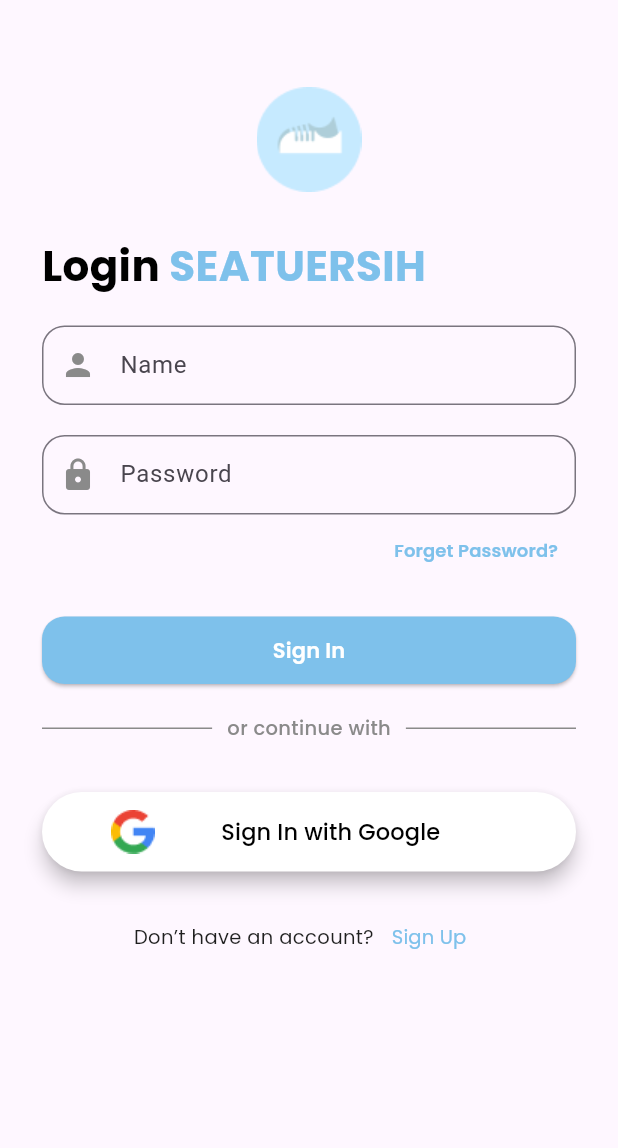
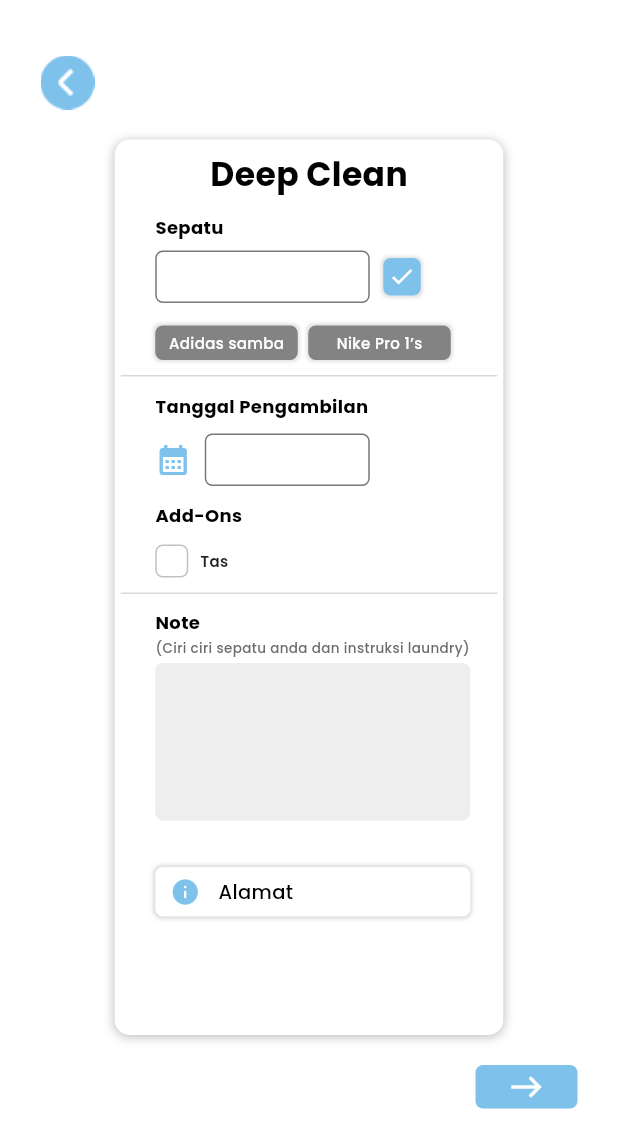
Before and after one commit to bawwaz/SeatuErsih, a Flutter app: the screen it shows after launch, on a phone screen of 412 x 824 dp. Shown: the top 1148 px of the screen. Run offline on Flutter 3.47's test engine with Material 3 defaults, Android fonts, the phone set to English and light mode, and no system bars; our stand-ins replace get, google_fonts; missing offline and left inert: dart:ffi.

Commit message:
style [DNA] add order booking deep page

```diff
--- a/analysis_options.yaml
+++ b/analysis_options.yaml
@@ -7,7 +7,7 @@
 
 # The following line activates a set of recommended lints for Flutter apps,
 # packages, and plugins designed to encourage good coding practices.
-include: package:flutter_lints/flutter.yaml
+# include: package:flutter_lints/flutter.yaml
 
 linter:
   # The lint rules applied to this project can be customized in the
--- a/lib/main.dart
+++ b/lib/main.dart
@@ -2,11 +2,6 @@ import 'package:flutter/material.dart';
 import 'package:get/get.dart';
 import 'package:seatu_ersih/view/HomepageView.dart';
 import 'routes/routes.dart';
-import 'package:seatu_ersih/view/login_page/LoginpageView.dart';
-import 'package:seatu_ersih/view/register_page/RegisterviewPage.dart';
-import 'package:seatu_ersih/view/splash_screen/splash_screen_view.dart';
-import 'widget/Homepage/HomepageBar.dart';
-import 'view/HomepageView.dart';
 
 void main() {
   runApp(const MyApp());
@@ -21,7 +16,7 @@ class MyApp extends StatelessWidget {
     return GetMaterialApp(
       title: 'Flutter Demo',
       debugShowCheckedModeBanner: false,
-      initialRoute: Routes.login,
+      initialRoute: Routes.orderbookingdeep,
       getPages: Routes.pages,
       theme: ThemeData(
         colorScheme: ColorScheme.fromSeed(seedColor: Colors.deepPurple),
--- a/lib/routes/routes.dart
+++ b/lib/routes/routes.dart
@@ -1,6 +1,7 @@
 import 'package:get/get.dart';
 import 'package:seatu_ersih/view/HomepageView.dart';
 import 'package:seatu_ersih/view/login_page/LoginpageView.dart';
+import 'package:seatu_ersih/view/order_booking_deep/order_booking_deep_view.dart';
 import 'package:seatu_ersih/view/profile_page/profileView.dart';
 import 'package:seatu_ersih/view/register_page/RegisterviewPage.dart';
 
@@ -9,11 +10,13 @@ class Routes {
   static String login = '/log';
   static String regis = '/regis';
   static String profile = '/profile';
+  static String orderbookingdeep = '/orderdeep';
 
   static List<GetPage> pages = [
     GetPage(name: home, page: () => HomePage()),
     GetPage(name: login, page: () => LoginPage()),
     GetPage(name: regis, page: () => Registerpage()),
     GetPage(name: profile, page: ()=> ProfilePage()),
+    GetPage(name: orderbookingdeep, page: ()=> OrderBookingDeepView()),
   ];
 }
--- a/lib/themes/fonts.dart
+++ b/lib/themes/fonts.dart
@@ -1,5 +1,4 @@
 import 'package:flutter/material.dart';
-import 'package:flutter/widgets.dart';
 import 'package:google_fonts/google_fonts.dart';
 
 class Fonts {
--- a/lib/view/HomepageView.dart
+++ b/lib/view/HomepageView.dart
@@ -1,10 +1,8 @@
 import 'package:flutter/material.dart';
 import 'package:get/get.dart';
 import 'package:seatu_ersih/themes/colors.dart';
-import 'package:seatu_ersih/widget/Homepage/HomepageBar.dart';
 import 'package:seatu_ersih/widget/Homepage/HomepageBody.dart';
 import 'package:seatu_ersih/routes/routes.dart';
-import 'package:seatu_ersih/widget/Homepage/ProductsContainer.dart';
 
 class HomePage extends StatelessWidget {
   const HomePage({Key? key});
--- /dev/null
+++ b/lib/view/order_booking_deep/order_booking_deep_controller.dart
@@ -0,0 +1,5 @@
+import 'package:get/get.dart';
+
+class OrderBookingDeepController extends GetxController {
+  var checked = false.obs;
+}
--- /dev/null
+++ b/lib/view/order_booking_deep/order_booking_deep_view.dart
@@ -0,0 +1,433 @@
+import 'dart:ffi';
+import 'package:flutter/material.dart';
+import 'package:get/get.dart';
+import 'package:get/get_core/src/get_main.dart';
+import 'package:get/get_state_manager/src/rx_flutter/rx_obx_widget.dart';
+import 'package:google_fonts/google_fonts.dart';
+import 'package:seatu_ersih/view/order_booking_deep/order_booking_deep_controller.dart';
+
+class OrderBookingDeepView extends StatelessWidget {
+  const OrderBookingDeepView({super.key});
+
+  @override
+  Widget build(BuildContext context) {
+    final controller = Get.put(OrderBookingDeepController());
+    return Scaffold(
+      backgroundColor: Color(0xFFFFFFFF),
+      body: Container(
+        margin: EdgeInsets.all(27),
+        child: SingleChildScrollView(
+          child: Column(
+            crossAxisAlignment: CrossAxisAlignment.start,
+            children: [
+              Padding(
+                padding: const EdgeInsets.only(top: 10),
+                child: Image.asset("assets/img/angle-circle-right 1.png"),
+              ),
+              Padding(
+                padding: const EdgeInsets.only(top: 20),
+                child: Center(
+                  child: Stack(
+                    alignment: Alignment.topCenter,
+                    children: [
+                      Container(
+                        width: 259,
+                        height: 597,
+                        decoration: BoxDecoration(
+                          color: Color(0xFFFFFFFF),
+                          borderRadius: BorderRadius.all(Radius.circular(10)),
+                          boxShadow: [
+                            BoxShadow(
+                              color: Colors.black26,
+                              blurRadius: 5,
+                              offset: Offset(0, 1),
+                            ),
+                          ],
+                        ),
+                        child: Padding(
+                          padding: const EdgeInsets.only(top: 50),
+                          child: Column(
+                            crossAxisAlignment: CrossAxisAlignment.start,
+                            children: [
+                              Padding(
+                                padding: const EdgeInsets.only(left: 27),
+                                child: Text(
+                                  "Sepatu",
+                                  style: GoogleFonts.poppins(
+                                    color: Color(0xFF000000),
+                                    fontWeight: FontWeight.bold,
+                                    fontSize: 12,
+                                  ),
+                                ),
+                              ),
+                              SizedBox(
+                                height: 7,
+                              ),
+                              Row(
+                                children: [
+                                  SizedBox(
+                                    width: 170,
+                                    height: 35,
+                                    child: Padding(
+                                      padding: const EdgeInsets.only(left: 27),
+                                      child: TextField(
+                                        decoration: InputDecoration(
+                                          border: OutlineInputBorder(
+                                            borderRadius:
+                                                BorderRadius.circular(5),
+                                          ),
+                                        ),
+                                      ),
+                                    ),
+                                  ),
+                                  SizedBox(
+                                    width: 9,
+                                  ),
+                                  Container(
+                                    width: 25,
+                                    height: 25,
+                                    decoration: BoxDecoration(
+                                      color: Color(0xFF7EC1EB),
+                                      borderRadius: BorderRadius.circular(5),
+                                      boxShadow: [
+                                        BoxShadow(
+                                          color: Colors.black.withOpacity(0.1),
+                                          spreadRadius: 1.2,
+                                          blurRadius: 1,
+                                        ),
+                                      ],
+                                    ),
+                                    child: Icon(
+                                      Icons.check,
+                                      color: Colors.white,
+                                      size: 18,
+                                    ),
+                                  ),
+                                ],
+                              ),
+                              SizedBox(
+                                height: 15,
+                              ),
+                              Row(
+                                children: [
+                                  Padding(
+                                    padding: const EdgeInsets.only(left: 27),
+                                    child: Container(
+                                      width: 95,
+                                      height: 23,
+                                      decoration: BoxDecoration(
+                                        color: Color(0xFF838383),
+                                        borderRadius: BorderRadius.circular(5),
+                                        boxShadow: [
+                                          BoxShadow(
+                                            color:
+                                                Colors.black.withOpacity(0.1),
+                                            spreadRadius: 1.2,
+                                            blurRadius: 1,
+                                          ),
+                                        ],
+                                      ),
+                                      child: Center(
+                                        child: Text(
+                                          "Adidas samba",
+                                          style: GoogleFonts.poppins(
+                                            color: Color(0xFFFFFFFF),
+                                            fontWeight: FontWeight.w500,
+                                            fontSize: 10,
+                                          ),
+                                        ),
+                                      ),
+                                    ),
+                                  ),
+                                  SizedBox(
+                                    width: 7,
+                                  ),
+                                  Container(
+                                    width: 95,
+                                    height: 23,
+                                    decoration: BoxDecoration(
+                                      color: Color(0xFF838383),
+                                      borderRadius: BorderRadius.circular(5),
+                                      boxShadow: [
+                                        BoxShadow(
+                                          color: Colors.black.withOpacity(0.1),
+                                          spreadRadius: 1.2,
+                                          blurRadius: 1,
+                                        ),
+                                      ],
+                                    ),
+                                    child: Center(
+                                      child: Text(
+                                        "Nike Pro 1’s",
+                                        style: GoogleFonts.poppins(
+                                          color: Color(0xFFFFFFFF),
+                                          fontWeight: FontWeight.w500,
+                                          fontSize: 10,
+                                        ),
+                                      ),
+                                    ),
+                                  ),
+                                ],
+                              ),
+                              Center(
+                                child: Padding(
+                                  padding: const EdgeInsets.only(top: 10),
+                                  child: Container(
+                                    width: 251,
+                                    height: 1,
+                                    decoration: BoxDecoration(
+                                      color: Color(0xFFD9D9D9),
+                                    ),
+                                  ),
+                                ),
+                              ),
+                              Padding(
+                                padding:
+                                    const EdgeInsets.only(left: 27, top: 11),
+                                child: Text(
+                                  "Tanggal Pengambilan",
+                                  style: GoogleFonts.poppins(
+                                    color: Color(0xFF000000),
+                                    fontWeight: FontWeight.bold,
+                                    fontSize: 12,
+                                  ),
+                                ),
+                              ),
+                              Padding(
+                                padding:
+                                    const EdgeInsets.only(left: 27, top: 10),
+                                child: Row(
+                                  children: [
+                                    Icon(
+                                      Icons.calendar_month,
+                                      color: Color(0xFF7EC1EB),
+                                    ),
+                                    SizedBox(
+                                      width: 9,
+                                    ),
+                                    SizedBox(
+                                      width: 110,
+                                      height: 35,
+                                      child: TextField(
+                                        decoration: InputDecoration(
+                                          border: OutlineInputBorder(
+                                            borderRadius:
+                                                BorderRadius.circular(5),
+                                          ),
+                                        ),
+                                      ),
+                                    ),
+                                  ],
+                                ),
+                              ),
+                              Padding(
+                                padding:
+                                    const EdgeInsets.only(left: 27, top: 11),
+                                child: Text(
+                                  "Add-Ons",
+                                  style: GoogleFonts.poppins(
+                                    color: Color(0xFF000000),
+                                    fontWeight: FontWeight.bold,
+                                    fontSize: 12,
+                                  ),
+                                ),
+                              ),
+                              SizedBox(
+                                height: 11,
+                              ),
+                              Padding(
+                                padding: const EdgeInsets.only(left: 27),
+                                child: Row(
+                                  children: [
+                                    Obx(() => GestureDetector(
+                                          onTap: () =>
+                                              controller.checked.value =
+                                                  !controller.checked.value,
+                                          child: Container(
+                                            alignment: Alignment.center,
+                                            decoration: BoxDecoration(
+                                                border: Border.all(
+                                                    width: 1,
+                                                    color: Color(0xFFC1C1C1)),
+                                                borderRadius:
+                                                    BorderRadius.circular(5),
+                                                color: controller.checked.value
+                                                    ? Color(0xFF7EC1EB)
+                                                    : Colors.transparent),
+                                            child: controller.checked.value
+                                                ? Icon(
+                                                    Icons.check,
+                                                    size: 18,
+                                                    color: Colors.white,
+                                                  )
+                                                : SizedBox(
+                                                    height: 20,
+                                                    width: 20,
+                                                  ),
+                                          ),
+                                        )),
+                                    Expanded(
+                                      child: Container(
+                                        width: 290,
+                                        margin: EdgeInsets.only(left: 8),
+                                        child: Text(
+                                          "Tas",
+                                          style: GoogleFonts.poppins(
+                                            color: Color(0xFF1F1F1F),
+                                            fontWeight: FontWeight.w600,
+                                            fontSize: 10,
+                                          ),
+                                        ),
+                                      ),
+                                    ),
+                                  ],
+                                ),
+                              ),
+                              Center(
+                                child: Padding(
+                                  padding: const EdgeInsets.only(top: 10),
+                                  child: Container(
+                                    width: 251,
+                                    height: 1,
+                                    decoration: BoxDecoration(
+                                      color: Color(0xFFD9D9D9),
+                                    ),
+                                  ),
+                                ),
+                              ),
+                              Padding(
+                                padding:
+                                    const EdgeInsets.only(top: 10, left: 27),
+                                child: Text(
+                                  "Note",
+                                  style: GoogleFonts.poppins(
+                                    color: Color(0xFF000000),
+                                    fontWeight: FontWeight.bold,
+                                    fontSize: 12,
+                                  ),
+                                ),
+                              ),
+                              Padding(
+                                padding:
+                                    const EdgeInsets.only(top: 2, left: 27),
+                                child: Text(
+                                  "(Ciri ciri sepatu anda dan instruksi laundry)",
+                                  style: GoogleFonts.poppins(
+                                    color: Color(0xFF6C6C6C),
+                                    fontWeight: FontWeight.w500,
+                                    fontSize: 9,
+                                  ),
+                                ),
+                              ),
+                              Padding(
+                                padding:
+                                    const EdgeInsets.only(top: 4, left: 27),
+                                child: SizedBox(
+                                  width: 210,
+                                  height: 105,
+                                  child: Container(
+                                    decoration: BoxDecoration(
+                                      borderRadius: BorderRadius.circular(5),
+                                      color: Color(0xFFEEEEEE),
+                                    ),
+                                    child: TextField(
+                                      decoration: InputDecoration(
+                                        border: InputBorder.none,
+                                        contentPadding: EdgeInsets.all(8.0),
+                                      ),
+                                    ),
+                                  ),
+                                ),
+                              ),
+                              Padding(
+                                padding:
+                                    const EdgeInsets.only(top: 31, left: 27),
+                                child: InkWell(
+                                  onTap: () {
+                                    print('tes123');
+                                  },
+                                  child: Container(
+                                    width: 210,
+                                    height: 33,
+                                    decoration: BoxDecoration(
+                                      color: Color(0xFFFFFFFF),
+                                      borderRadius: BorderRadius.circular(5),
+                                      boxShadow: [
+                                        BoxShadow(
+                                          color: Colors.black.withOpacity(0.2),
+                                          spreadRadius: 0.5,
+                                          blurRadius: 2,
+                                        ),
+                                      ],
+                                    ),
+                                    child: Row(
+                                      children: [
+                                        Padding(
+                                          padding:
+                                              const EdgeInsets.only(left: 10.0),
+                                          child: Icon(
+                                            Icons.info,
+                                            color: Color(0xFF7EC1EB),
+                                            size: 20,
+                                          ),
+                                        ),
+                                        SizedBox(width: 12),
+                                        Text(
+                                          "Alamat",
+                                          style: GoogleFonts.poppins(
+                                            color: Color(0xFF000000),
+                                            fontWeight: FontWeight.w500,
+                                            fontSize: 13,
+                                          ),
+                                        ),
+                                      ],
+                                    ),
+                                  ),
+                                ),
+                              )
+                            ],
+                          ),
+                        ),
+                      ),
+                      Positioned(
+                        top: 8,
+                        child: Text(
+                          "Deep Clean",
+                          style: GoogleFonts.poppins(
+                            color: Color(0xFF000000),
+                            fontWeight: FontWeight.bold,
+                            fontSize: 22,
+                          ),
+                        ),
+                      ),
+                    ],
+                  ),
+                ),
+              ),
+              Padding(
+                padding: const EdgeInsets.only(top: 20),
+                child: Align(
+                  alignment: Alignment.centerRight,
+                  child: Container(
+                    width: 68,
+                    height: 29,
+                    decoration: BoxDecoration(
+                      color: Color(0xFF7EC1EB),
+                      borderRadius: BorderRadius.circular(5),
+                    ),
+                    child: Center(
+                      child: Icon(
+                        Icons.east,
+                        color: Colors.white,
+                      ),
+                    ),
+                  ),
+                ),
+              ),
+            ],
+          ),
+        ),
+      ),
+    );
+  }
+}
--- a/lib/view/register_page/RegisterviewPage.dart
+++ b/lib/view/register_page/RegisterviewPage.dart
@@ -1,6 +1,4 @@
-import 'package:flutter/cupertino.dart';
 import 'package:flutter/material.dart';
-import 'package:flutter/widgets.dart';
 import 'package:get/get.dart';
 import 'package:google_fonts/google_fonts.dart';
 import 'package:seatu_ersih/view/register_page/register_page.controller.dart';
--- a/lib/widget/Homepage/HomepageBody.dart
+++ b/lib/widget/Homepage/HomepageBody.dart
@@ -4,7 +4,6 @@ import 'package:seatu_ersih/themes/colors.dart';
 import 'package:seatu_ersih/themes/fonts.dart';
 import 'package:seatu_ersih/widget/Homepage/Banner.dart';
 import 'package:seatu_ersih/widget/Homepage/ProductsContainer.dart';
-import 'Homepagebtm.dart';
 
 class HomeBody extends StatelessWidget {
   const HomeBody({Key? key});
--- a/lib/widget/Homepage/ProductsContainer.dart
+++ b/lib/widget/Homepage/ProductsContainer.dart
@@ -1,5 +1,4 @@
 import 'package:flutter/material.dart';
-import 'package:flutter/widgets.dart';
 import 'package:google_fonts/google_fonts.dart';
 
 class Products extends StatelessWidget {
```
Also changed, not shown: lib/view/login_page/LoginpageView.dart (+23 -7 lines), pubspec.lock.
